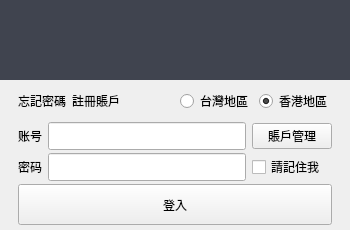
starmcc/qs-beanfun-5, file resources/ui/Ui_Login.ui: the form before one commit.
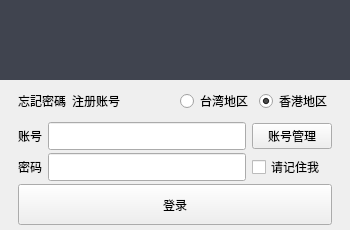
The form after the commit.

```diff
--- a/resources/ui/Ui_Login.ui
+++ b/resources/ui/Ui_Login.ui
@@ -90,7 +90,7 @@
            <string notr="true">QLabel {color:black;}QLabel:hover {color: #F57C00;}</string>
           </property>
           <property name="text">
-           <string>註冊賬戶</string>
+           <string>注册账号</string>
           </property>
           <property name="alignment">
            <set>Qt::AlignCenter</set>
@@ -147,7 +147,7 @@
            <enum>Qt::NoFocus</enum>
           </property>
           <property name="text">
-           <string>台灣地區</string>
+           <string>台湾地区</string>
           </property>
          </widget>
         </item>
@@ -157,7 +157,7 @@
            <enum>Qt::NoFocus</enum>
           </property>
           <property name="text">
-           <string>香港地區</string>
+           <string>香港地区</string>
           </property>
           <property name="checked">
            <bool>true</bool>
@@ -201,7 +201,7 @@
            <enum>Qt::NoFocus</enum>
           </property>
           <property name="text">
-           <string>請記住我</string>
+           <string>请记住我</string>
           </property>
          </widget>
         </item>
@@ -247,7 +247,7 @@
            <enum>Qt::NoFocus</enum>
           </property>
           <property name="text">
-           <string>賬戶管理</string>
+           <string>账号管理</string>
           </property>
          </widget>
         </item>
@@ -263,7 +263,7 @@
         </sizepolicy>
        </property>
        <property name="text">
-        <string>登入</string>
+        <string>登录</string>
        </property>
       </widget>
      </item>
```
